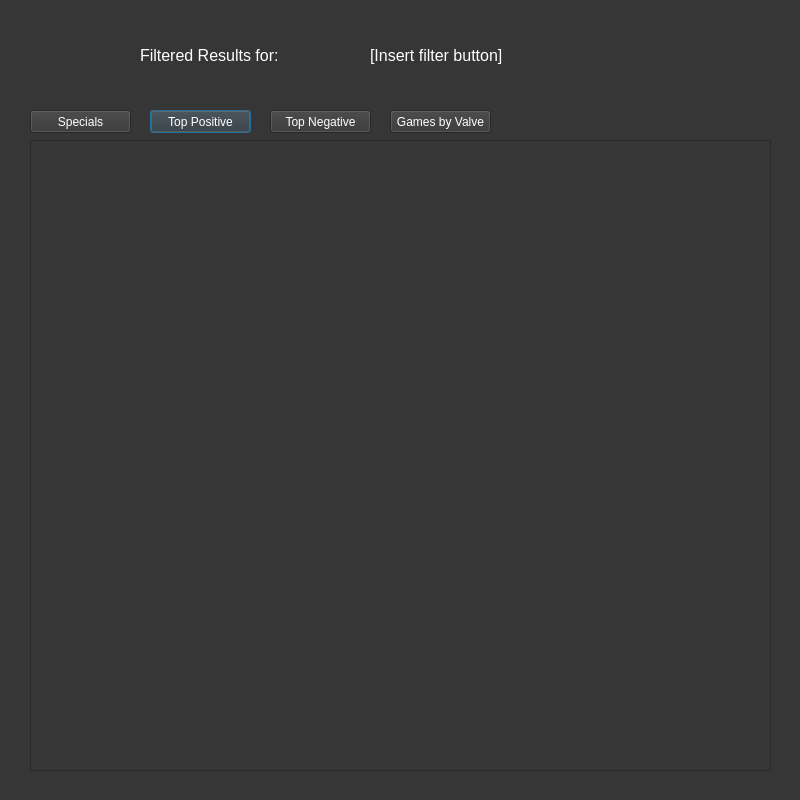
Above: UI files/filteredSearch.ui from DataChefBoyardee/Database-Design-FP before the change. Below: the same form after it.
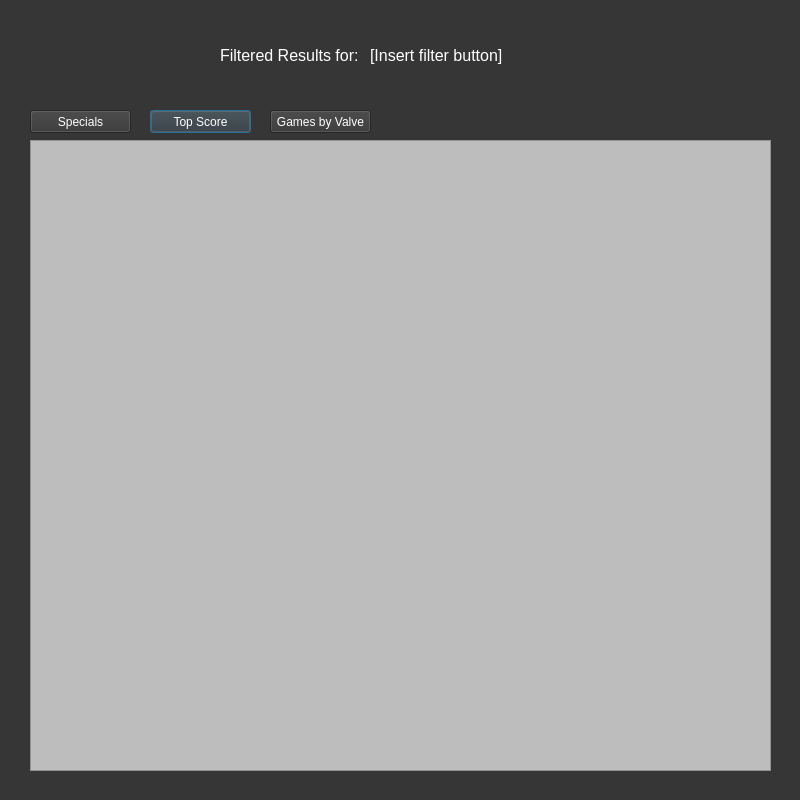
That is the form after the change.

The edit to the form file:
```diff
--- a/UI files/filteredSearch.ui
+++ b/UI files/filteredSearch.ui
@@ -26,13 +26,13 @@
     </rect>
    </property>
    <property name="styleSheet">
-    <string notr="true">color: rgb(255, 255, 255);</string>
+    <string notr="true">color: rgb(255, 255, 255); background: rgb(189, 189, 189)</string>
    </property>
   </widget>
   <widget class="QLabel" name="labelFiltered">
    <property name="geometry">
     <rect>
-     <x>140</x>
+     <x>220</x>
      <y>40</y>
      <width>201</width>
      <height>31</height>
@@ -84,7 +84,7 @@
     <string notr="true">color: rgb(255, 255, 255)</string>
    </property>
    <property name="text">
-    <string>Top Positive</string>
+    <string>Top Score</string>
    </property>
   </widget>
   <widget class="QPushButton" name="specials">
@@ -103,26 +103,10 @@
     <string>Specials</string>
    </property>
   </widget>
-  <widget class="QPushButton" name="negative">
-   <property name="geometry">
-    <rect>
-     <x>270</x>
-     <y>110</y>
-     <width>101</width>
-     <height>23</height>
-    </rect>
-   </property>
-   <property name="styleSheet">
-    <string notr="true">color: rgb(255, 255, 255)</string>
-   </property>
-   <property name="text">
-    <string>Top Negative</string>
-   </property>
-  </widget>
   <widget class="QPushButton" name="valveFilter">
    <property name="geometry">
     <rect>
-     <x>390</x>
+     <x>270</x>
      <y>110</y>
      <width>101</width>
      <height>23</height>
```
Left out of the diff: 2 changed lines with no effect on the pictures.
